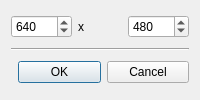
The window that src/qt-ui/CustomResolutionDlg.ui (sarah-walker-pcem/pcem) describes before a commit, drawn with Qt 5.
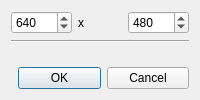
The same window after the commit.

Patch:
```diff
--- a/src/qt-ui/CustomResolutionDlg.ui
+++ b/src/qt-ui/CustomResolutionDlg.ui
@@ -50,6 +50,19 @@
      </property>
     </widget>
    </item>
+   <item>
+    <spacer name="customResVertSpacer">
+     <property name="orientation">
+      <enum>Qt::Orientation::Vertical</enum>
+     </property>
+     <property name="sizeHint" stdset="0">
+      <size>
+       <width>0</width>
+       <height>0</height>
+      </size>
+     </property>
+    </spacer>
+   </item>
    <item>
     <layout class="QHBoxLayout" name="buttonLayout">
      <item>
```
